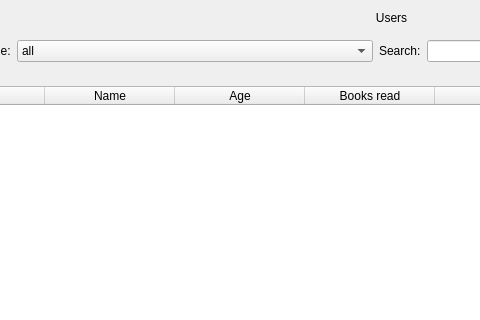
The window that admin_panel/views/ui/UsersView.ui (Magdalena52772/Booktrack) describes before a commit, drawn with Qt 5; both pictures show x 106 to 586 and y 0 to 320 of the 995 by 581 pixel window.
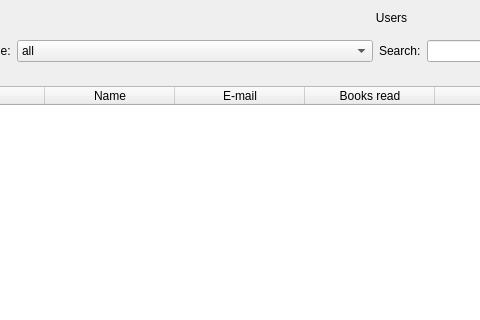
The same window after the commit. Icons and pictures are not drawn.

Commit message:
refactor: update generator and UI for Django integration
Schema: Added password (Django-compatible hash), r_tier, email and cluster_group to the users table.

UI (User View): Replaced age column with email in the main table view.

User Details: Expanded the details panel to display more comprehensive data for each user.

Logic: Refactored pages_per_day calculation and improved data consistency across the generator.

What changed in the file:
```diff
--- a/admin_panel/views/ui/UsersView.ui
+++ b/admin_panel/views/ui/UsersView.ui
@@ -120,7 +120,7 @@
         </column>
         <column>
          <property name="text">
-          <string>Age</string>
+          <string>E-mail</string>
          </property>
         </column>
         <column>
```
The commit also changes 6 other files.
